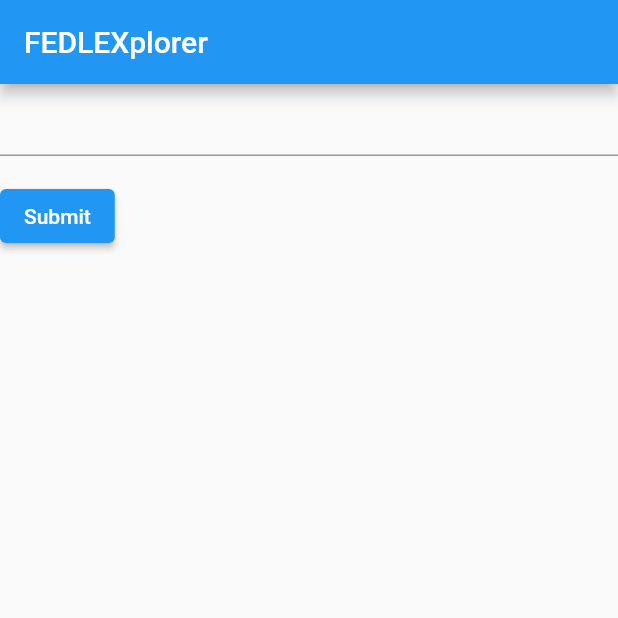
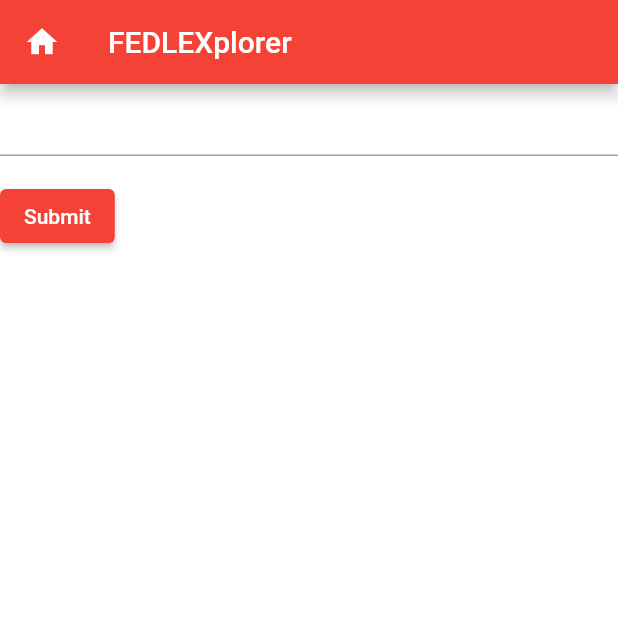
Before and after one commit to ribeaud/fedlexplorer, a Flutter app: the screen it shows after launch, on a phone screen of 412 x 824 dp, the top half of it. Run offline on Flutter 3.47's test engine with Material 2 defaults, Android fonts, the phone set to English and light mode, and no system bars.

Commit message:
use fedlex color

```diff
--- a/frontend/lib/main.dart
+++ b/frontend/lib/main.dart
@@ -13,9 +13,14 @@ class MainApp extends StatelessWidget {
     const appTitle = 'FEDLEXplorer';
 
     return MaterialApp(
+      theme: ThemeData(primarySwatch: Colors.red, scaffoldBackgroundColor: Colors.white),
       title: appTitle,
       home: Scaffold(
         appBar: AppBar(
+          leading: IconButton(
+            onPressed: () {},
+            icon: Icon(Icons.home),
+          ),
           title: const Text(appTitle),
         ),
         body: const FedlexForm(),
@@ -35,7 +40,6 @@ class FedlexForm extends StatefulWidget {
 
 class FedlexFormState extends State<FedlexForm> {
   final _formKey = GlobalKey<FormState>();
-  final List<String> items = List<String>.generate(100, (i) => 'Item $i');
 
   getData() async {
     final response = await http.get(Uri.parse('http://fedlexplorer.openlegallab.ch/sample'));
```
